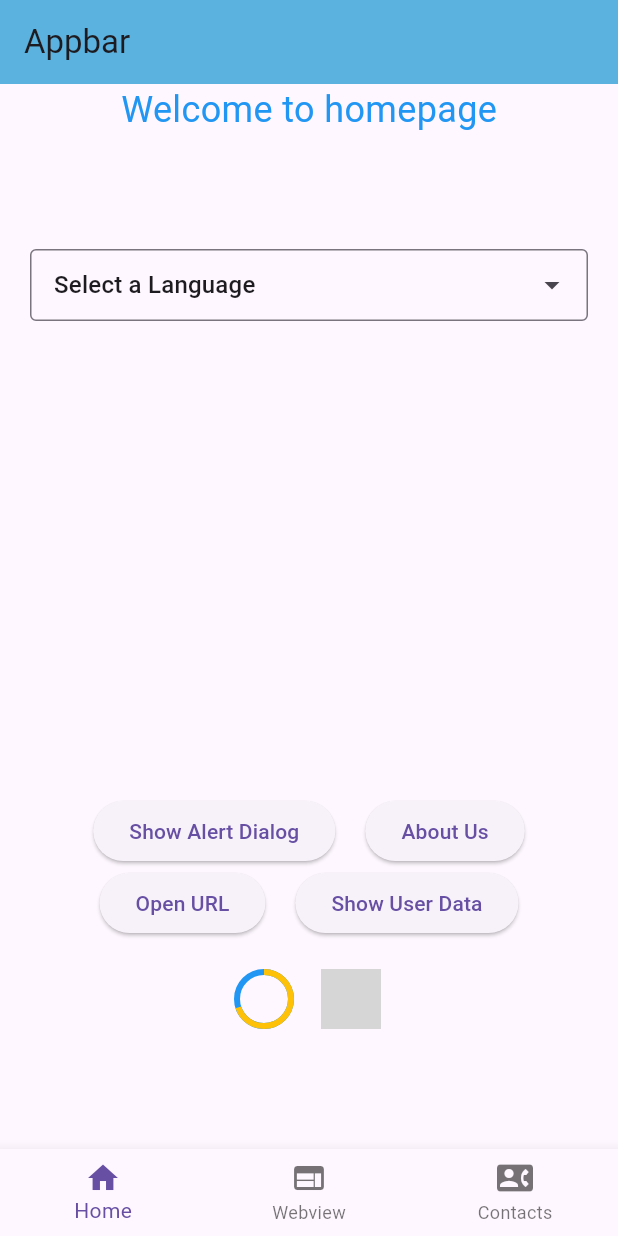
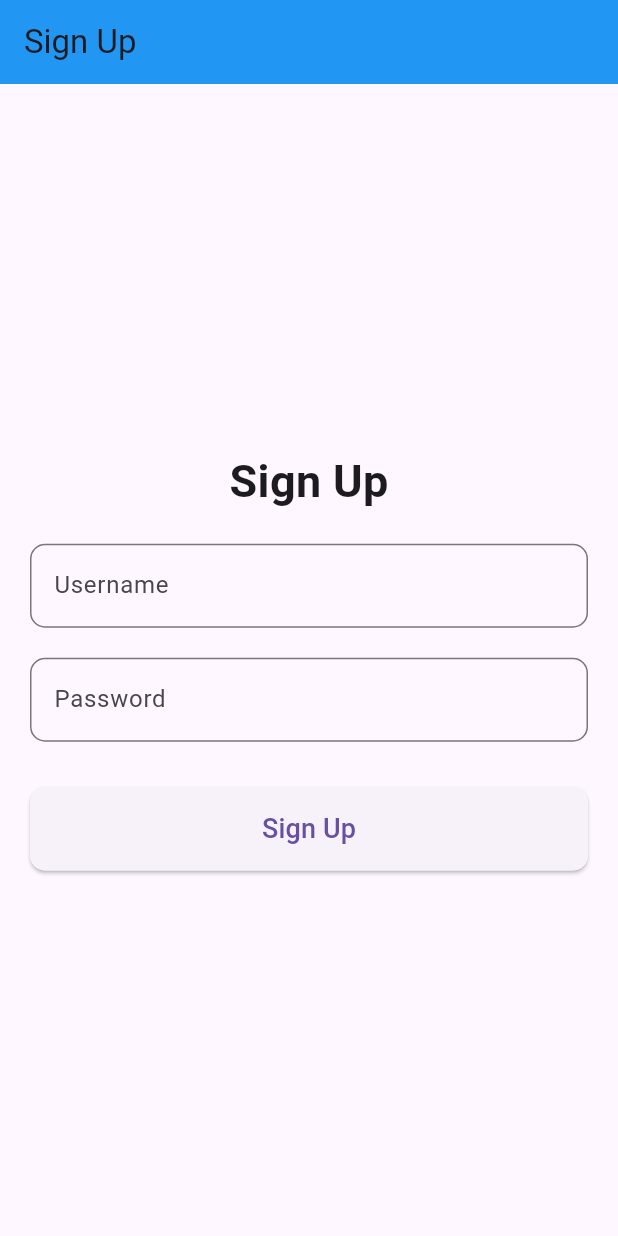
Before and after one commit to mim-obaidur-rahman-nasim/Demo_App, a Flutter app: the screen it shows after launch, on a phone screen of 412 x 824 dp. Run offline on Flutter 3.47's test engine with Material 3 defaults, Android fonts, the phone set to English and light mode, and no system bars; drawn by our look-alikes of dropdown_search; our stand-ins replace share_plus, shared_preferences; missing offline and left inert: flutter_inappwebview; grey boxes are pictures that could not be loaded.

Commit message:
Complete user auth using shared preference

```diff
--- a/analysis_options.yaml
+++ b/analysis_options.yaml
@@ -3,3 +3,4 @@ analyzer:
   errors:
     prefer_const_constructors: ignore
     library_private_types_in_public_api: ignore
+    unused_field: ignore
--- a/lib/main.dart
+++ b/lib/main.dart
@@ -1,11 +1,34 @@
 import 'package:flutter/material.dart';
+import 'package:navbar_pages/screens/data/contacts_data.dart';
 import 'package:navbar_pages/screens/ebs.dart';
 import 'package:navbar_pages/screens/home_page.dart';
+import 'package:navbar_pages/screens/login_page.dart';
+import 'package:navbar_pages/screens/signup_page.dart';
+import 'package:navbar_pages/screens/splash_screen.dart';
 import 'package:navbar_pages/screens/webview_page.dart';
 import 'package:navbar_pages/widgets/contact_card.dart';
+import 'package:shared_preferences/shared_preferences.dart';
 
 void main() {
-  runApp(const MainApp());
+  runApp(const MyApp());
+}
+
+class MyApp extends StatelessWidget {
+  const MyApp({super.key});
+
+  @override
+  Widget build(BuildContext context) {
+    return MaterialApp(
+      debugShowCheckedModeBanner: false,
+      routes: {
+        '/signup_page': (context) => SignupPage(),
+        '/login_page': (context) =>  LoginPage(),
+        '/home_page': (context) => const MainApp(),
+        '/ebs': (context) => const EbS(),
+      },
+      home: SplashScreen(),
+    );
+  }
 }
 
 class MainApp extends StatefulWidget {
@@ -19,66 +42,52 @@ class _MainAppState extends State<MainApp> {
   int _currentIndex = 0;
 
   @override
-  Widget build(BuildContext context) {
-    List<Widget> bodyItems = [
+  void initState() {
+    super.initState();
+  }
+
+  void _logout() async {
+    SharedPreferences sharePref = await SharedPreferences.getInstance();
+    sharePref.setBool(SplashScreenState.KEYLOGIN, false);
+    Navigator.pushReplacementNamed(context, '/login_page');
+  }
+
+  final List<Widget> bodyItems = [
     const HomeScreen(),
     const WebviewPage(),
     SingleChildScrollView(
       child: Column(
-          children: const [
-            ContactCard(
-              image: 'assets/img/mobile-01.jpg',
-              name: 'Donna Moore',
-              position: 'Sales Executive, Company A',
-              address: '481 West Street\n Anytown, OH 45066\n USA',
-              email: 'donna_moore@example.com',
-            ),
-            ContactCard(
-              image: 'assets/img/mobile-01.jpg',
-              name: 'Donna Moore',
-              position: 'Sales Executive, Company A',
-              address: '481 West Street\n Anytown, OH 45066\n USA',
-              email: 'donna_moore@example.com',
-            ),
-            ContactCard(
-              image: 'assets/img/mobile-01.jpg',
-              name: 'Donna Moore',
-              position: 'Sales Executive, Company A',
-              address: '481 West Street\n Anytown, OH 45066\n USA',
-              email: 'donna_moore@example.com',
-            ),
-            ContactCard(
-              image: 'assets/img/mobile-01.jpg',
-              name: 'Donna Moore',
-              position: 'Sales Executive, Company A',
-              address: '481 West Street\n Anytown, OH 45066\n USA',
-              email: 'donna_moore@example.com',
-            ),
-            ContactCard(
-              image: 'assets/img/mobile-01.jpg',
-              name: 'Donna Moore',
-              position: 'Sales Executive, Company A',
-              address: '481 West Street\n Anytown, OH 45066\n USA',
-              email: 'donna_moore@example.com',
-            ),
-          ],
+        children: contacts.map((contact) {
+          return ContactCard(
+            image: contact.image,
+            name: contact.name,
+            position: contact.position,
+            address: contact.address,
+            email: contact.email,
+          );
+        }).toList(),
       ),
     ),
   ];
 
-    return MaterialApp(
-      debugShowCheckedModeBanner: false,
-      routes: {
-        '/ebs': (context) => const EbS(),
-      },
-      home: Scaffold(
+  @override
+  Widget build(BuildContext context) {
+    return Scaffold(
       appBar: AppBar(
         title: const Text('Appbar'),
         backgroundColor: const Color.fromARGB(255, 91, 178, 222),
+        actions: [
+          Padding(
+            padding: const EdgeInsets.all(8.0),
+            child: ElevatedButton.icon(
+              onPressed: _logout,
+              label: const Text('Logout'),
+              icon: const Icon(Icons.logout),
             ),
-        body: Center(
-          child: bodyItems[_currentIndex],
           ),
+        ],
+      ),
+      body: bodyItems[_currentIndex],
       bottomNavigationBar: BottomNavigationBar(
         currentIndex: _currentIndex,
         onTap: (int newIndex) {
@@ -101,7 +110,6 @@ class _MainAppState extends State<MainApp> {
           ),
         ],
       ),
-      ),
     );
   }
 }
--- a/lib/screens/home_page.dart
+++ b/lib/screens/home_page.dart
@@ -6,11 +6,6 @@ import 'package:url_launcher/url_launcher.dart';
 
 class HomeScreen extends StatelessWidget {
   const HomeScreen({super.key});
-
-  // Future<String> fetchData() async {
-  //   await Future.delayed(Duration(seconds: 3));
-  //   return "Data Loaded";
-  // }
 
   void _launchURL() {
     const url = 'https://youtube.com';
@@ -29,8 +24,7 @@ class HomeScreen extends StatelessWidget {
               fontSize: 24,
             ),
           ),
-          const Expanded(child: DropDownSearch()),
-          // const SizedBox(height: 20),
+          const SizedBox(height: 20),
           Row(
             mainAxisAlignment: MainAxisAlignment.center,
             children: [
@@ -57,7 +51,6 @@ class HomeScreen extends StatelessWidget {
           Row(
             mainAxisAlignment: MainAxisAlignment.center,
             children: [
-              // const SizedBox(height: 20),
               ElevatedButton(
                 onPressed: _launchURL,
                 child: const Text('Open URL'),
@@ -92,7 +85,7 @@ class HomeScreen extends StatelessWidget {
               ),
             ],
           ),
-          const SizedBox(height: 80),
+          const Expanded(child: DropDownSearch()),
         ],
       ),
     );
--- /dev/null
+++ b/lib/screens/signup_page.dart
@@ -0,0 +1,80 @@
+import 'package:flutter/material.dart';
+import 'package:navbar_pages/main.dart';
+import 'package:navbar_pages/screens/splash_screen.dart';
+import 'package:shared_preferences/shared_preferences.dart';
+
+class SignupPage extends StatelessWidget {
+  final TextEditingController _usernameController = TextEditingController();
+  final TextEditingController _passwordController = TextEditingController();
+
+  SignupPage({super.key});
+
+  @override
+  Widget build(BuildContext context) {
+    return Scaffold(
+      appBar: AppBar(
+        title: const Text('Sign Up'),
+        backgroundColor: Colors.blue,
+      ),
+      body: Center(
+        child: SingleChildScrollView(
+          padding: const EdgeInsets.symmetric(horizontal: 20),
+          child: Column(
+            mainAxisAlignment: MainAxisAlignment.center,
+            children: [
+              const Text(
+                'Sign Up',
+                style: TextStyle(fontSize: 30, fontWeight: FontWeight.bold),
+              ),
+              const SizedBox(height: 20),
+              TextFormField(
+                controller: _usernameController,
+                decoration: InputDecoration(
+                  labelText: 'Username',
+                  border: OutlineInputBorder(
+                    borderRadius: BorderRadius.circular(10),
+                  ),
+                ),
+              ),
+              const SizedBox(height: 20),
+              TextFormField(
+                controller: _passwordController,
+                obscureText: true,
+                decoration: InputDecoration(
+                  labelText: 'Password',
+                  border: OutlineInputBorder(
+                    borderRadius: BorderRadius.circular(10),
+                  ),
+                ),
+              ),
+              const SizedBox(height: 30),
+              SizedBox(
+                width: double.infinity,
+                child: ElevatedButton(
+                  onPressed: () async {
+                    SharedPreferences prefs =
+                        await SharedPreferences.getInstance();
+                    await prefs.setString('username', _usernameController.text);
+                    await prefs.setString('password', _passwordController.text);
+
+                    await prefs.setBool(SplashScreenState.KEYLOGIN, true);
+
+                    Navigator.pushReplacement(context,
+                        MaterialPageRoute(builder: (context) => MainApp()));
+                  },
+                  style: ElevatedButton.styleFrom(
+                    padding: const EdgeInsets.symmetric(vertical: 15),
+                    shape: RoundedRectangleBorder(
+                      borderRadius: BorderRadius.circular(10),
+                    ),
+                  ),
+                  child: const Text('Sign Up', style: TextStyle(fontSize: 18)),
+                ),
+              ),
+            ],
+          ),
+        ),
+      ),
+    );
+  }
+}
--- a/pubspec.yaml
+++ b/pubspec.yaml
@@ -16,6 +16,7 @@ dependencies:
   webview_flutter: ^4.9.0
   flutter_inappwebview: ^6.1.0+1
   share_plus:
+  shared_preferences: ^2.3.2
 
 dev_dependencies:
   flutter_test:
```
Also changed, not shown: lib/screens/data/contacts_data.dart (added, +60 -0 lines), lib/screens/login_page.dart (added, +133 -0 lines), lib/screens/splash_screen.dart (added, +75 -0 lines), lib/screens/user_detail_page.dart (added, +25 -0 lines), lib/screens/users_data.dart (+6 -46 lines), lib/widgets/user_card_widget.dart (added, +62 -0 lines), pubspec.lock, 2 other files. Lines whose indentation alone changed are shown as unchanged.
